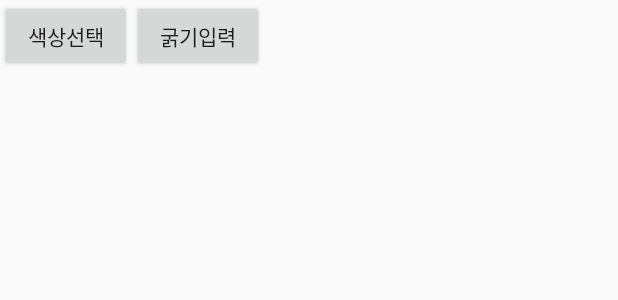
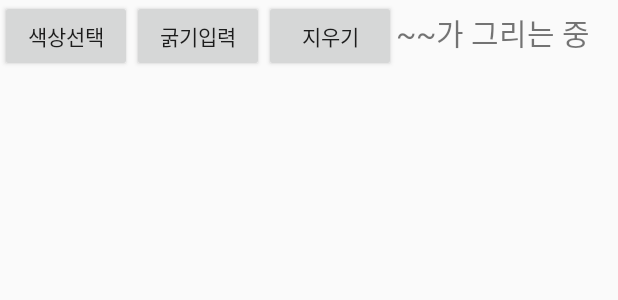
Before and after one commit to maango06/FANW_Client, an Android app: the layout activity_main_game.xml on its own in the app's theme, with its tools: preview values and no code run, on a phone screen of 412 x 824 dp. Shown: the top 300 px of the screen. Run offline under Robolectric (Android 15) with nearby library versions, the phone set to English and light mode, and no system bars.

Commit message:
게임 메인 화면

```diff
--- a/app/src/main/AndroidManifest.xml
+++ b/app/src/main/AndroidManifest.xml
@@ -3,7 +3,6 @@
     package="com.example.newyorkclient">
 
     <uses-permission android:name="android.permission.INTERNET" />
-
 
     <application
         android:name=".GlobalApplication"
@@ -13,6 +12,7 @@
         android:roundIcon="@mipmap/fake_artist_round"
         android:supportsRtl="true"
         android:theme="@style/Theme.NewYorkClient">
+        <activity android:name=".MainGame"></activity>
         <activity android:name=".MadeRoom" />
         <activity android:name=".Lobby" />
 
@@ -20,7 +20,6 @@
             android:name="com.kakao.sdk.AppKey"
             android:value="@string/kakao_app_key" />
 
-        <activity android:name=".MainGame" />
         <activity android:name=".kakao_login">
             <intent-filter>
                 <action android:name="android.intent.action.MAIN" />
--- a/app/src/main/java/com/example/newyorkclient/MyPaintView.java
+++ b/app/src/main/java/com/example/newyorkclient/MyPaintView.java
@@ -51,7 +51,7 @@ public class MyPaintView extends View {
 
         mPaint.setStrokeJoin(Paint.Join.ROUND);
         mPaint.setStrokeCap(Paint.Cap.ROUND);
-        mPaint.setStrokeWidth(3.0F);
+        mPaint.setStrokeWidth(5);
 
         this.lastX = -1;
         this.lastY = -1;
--- a/app/src/main/res/layout/activity_made_room.xml
+++ b/app/src/main/res/layout/activity_made_room.xml
@@ -187,6 +187,7 @@
         android:layout_width="140dp"
         android:layout_height="80dp"
         android:background="#CF3333"
+        android:gravity="center"
         android:text="시작하기"
         app:layout_constraintBottom_toBottomOf="parent"
         app:layout_constraintEnd_toEndOf="parent"
--- a/app/src/main/res/layout/activity_main_game.xml
+++ b/app/src/main/res/layout/activity_main_game.xml
@@ -5,10 +5,10 @@
     android:layout_width="match_parent"
     android:layout_height="match_parent"
     android:orientation="vertical"
-    tools:context=".MainActivity" >
+    tools:context=".MainGame" >
 
     <LinearLayout
-        android:layout_width="wrap_content"
+        android:layout_width="match_parent"
         android:layout_height="wrap_content"
         android:orientation="horizontal">
 
@@ -23,11 +23,23 @@
             android:layout_width="wrap_content"
             android:layout_height="wrap_content"
             android:text="굵기입력" />
+
+        <Button
+            android:id="@+id/clear"
+            android:layout_width="wrap_content"
+            android:layout_height="wrap_content"
+            android:text = "지우기"/>
+        <TextView
+            android:id="@+id/who"
+            android:layout_width="wrap_content"
+            android:layout_height="wrap_content"
+            android:textSize="20dp"
+            android:text="~~가 그리는 중"/>
     </LinearLayout>
 
     <LinearLayout
         android:id="@+id/container"
         android:layout_width="match_parent"
         android:layout_height="match_parent"
-        android:orientation="vertical"></LinearLayout>
+        android:orientation="vertical" />
 </LinearLayout>
```
Also changed, not shown: app/src/main/java/com/example/newyorkclient/MadeRoom.java (+25 -12 lines), app/src/main/java/com/example/newyorkclient/MainGame.java (+19 -4 lines).
